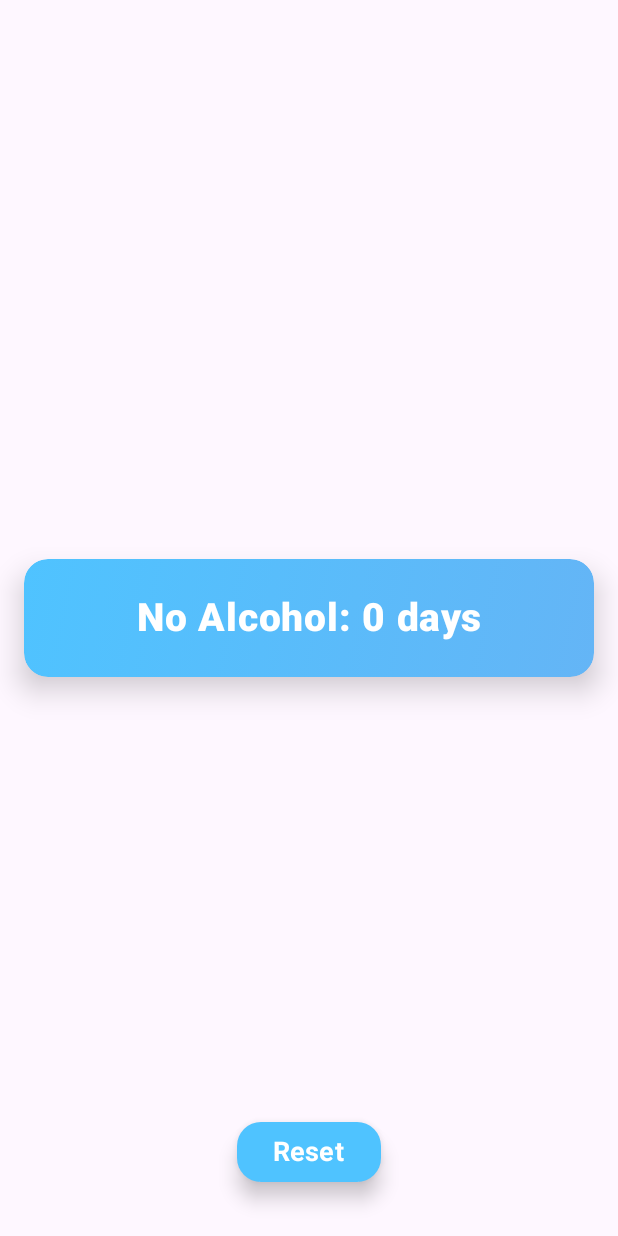
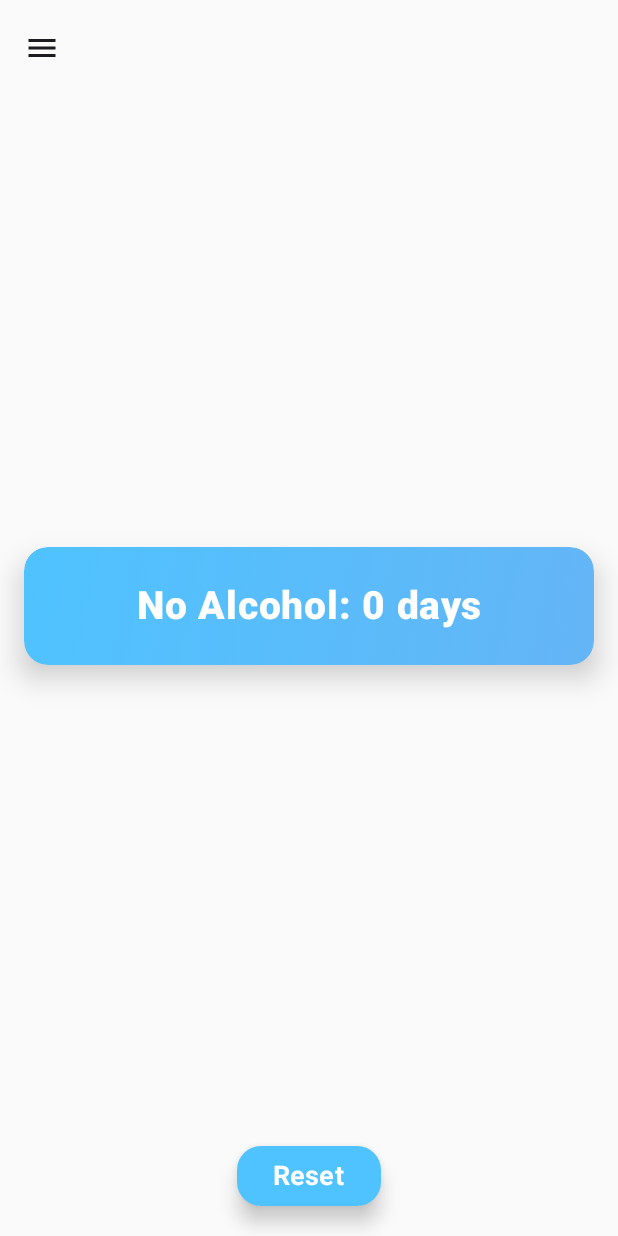
Before and after one commit to mrbachorecz/noalcoholchallange, an Android app built with Jetpack Compose: the MainCardActivity screen opened directly, with no data from a screen before it, on a phone screen of 412 x 824 dp. Run offline under Robolectric (Android 15) with nearby library versions, the phone set to English and light mode, and no system bars; 2 statements that could not run were skipped.

Commit message:
Usin scaffold on MainCardActivity

```diff
--- a/app/src/main/java/com/mrbachorecz/noalcohol/MainCardActivity.kt
+++ b/app/src/main/java/com/mrbachorecz/noalcohol/MainCardActivity.kt
@@ -4,8 +4,18 @@ import android.content.Intent
 import android.os.Bundle
 import androidx.activity.ComponentActivity
 import androidx.activity.compose.setContent
+import androidx.compose.foundation.layout.*
+import androidx.compose.material.icons.Icons
+import androidx.compose.material.icons.filled.Menu
+import androidx.compose.material3.*
+import androidx.compose.runtime.*
+import androidx.compose.ui.Alignment
+import androidx.compose.ui.Modifier
+import androidx.compose.ui.graphics.Color
+import androidx.compose.ui.unit.dp
 
 class MainCardActivity : ComponentActivity() {
+
     override fun onCreate(savedInstanceState: Bundle?) {
         super.onCreate(savedInstanceState)
         setContent {
@@ -14,17 +24,77 @@ class MainCardActivity : ComponentActivity() {
                 val storedDate = prefs.getString(STORED_DATE_KEY, "")
 
                 if (storedDate != null) {
-                    MainCard(
+                    MainCardScreen(
                         storedDate = storedDate,
-                    )
-                    ResetButton(
-                        onReset = {
+                        onReset =  {
                             startActivity(Intent(this, DatePickerActivity::class.java))
                             finish()
-                        }
+                        },
+                        onSettingsClick = { /* TODO: Navigate to settings */ }
                     )
                 }
             }
         }
     }
 }
+
+@OptIn(ExperimentalMaterial3Api::class)
+@Composable
+fun MainCardScreen(
+    storedDate: String?,
+    onReset: () -> Unit,
+    onSettingsClick: () -> Unit
+) {
+    var menuExpanded by remember { mutableStateOf(false) }
+
+    if (storedDate != null) {
+        Scaffold(
+            topBar = {
+                TopAppBar(
+                    title = {},
+                    navigationIcon = {
+                        IconButton(onClick = { menuExpanded = true }) {
+                            Icon(Icons.Filled.Menu, contentDescription = "Menu")
+                        }
+                    },
+                    colors = TopAppBarDefaults.topAppBarColors(
+                        containerColor = Color.Transparent
+                    ),
+                    actions = {}
+                )
+                DropdownMenu(
+                    expanded = menuExpanded,
+                    onDismissRequest = { menuExpanded = false }
+                ) {
+                    DropdownMenuItem(
+                        text = { Text("Settings") },
+                        onClick = {
+                            menuExpanded = false
+                            onSettingsClick()
+                        }
+                    )
+                }
+            },
+            bottomBar = {
+                Box(
+                    Modifier
+                        .fillMaxWidth()
+                        .padding(16.dp),
+                    contentAlignment = Alignment.Center
+                ) {
+                    SubmitButton(text = "Reset", onSubmit = onReset)
+                }
+            },
+            containerColor = Color.Transparent
+        ) { innerPadding ->
+            Box(
+                modifier = Modifier
+                    .fillMaxSize()
+                    .padding(innerPadding),
+                contentAlignment = Alignment.Center
+            ) {
+                ElevatedCardWithContent(calculateDaysPassed(storedDate))
+            }
+        }
+    }
+}
```
